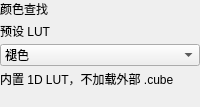
littletenyuan01/photoshopDemo, file psDemo/ui/adj/adjcolorlookup.ui: the form before one commit.
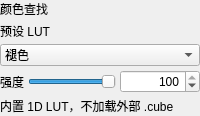
The form after the commit.

The edit to the form file:
```diff
--- a/psDemo/ui/adj/adjcolorlookup.ui
+++ b/psDemo/ui/adj/adjcolorlookup.ui
@@ -27,6 +27,13 @@
      <item><property name="text"><string>高对比</string></property></item>
     </widget>
    </item>
+   <item>
+    <layout class="QGridLayout" name="grid">
+     <item row="0" column="0"><widget class="QLabel" name="label_strength"><property name="text"><string>强度</string></property></widget></item>
+     <item row="0" column="1"><widget class="QSlider" name="slider_strength"><property name="sizePolicy"><sizepolicy hsizetype="Expanding" vsizetype="Fixed"><horstretch>1</horstretch><verstretch>0</verstretch></sizepolicy></property><property name="orientation"><enum>Qt::Orientation::Horizontal</enum></property><property name="minimum"><number>0</number></property><property name="maximum"><number>100</number></property><property name="value"><number>100</number></property></widget></item>
+     <item row="0" column="2"><widget class="QSpinBox" name="spin_strength"><property name="sizePolicy"><sizepolicy hsizetype="Fixed" vsizetype="Fixed"><horstretch>0</horstretch><verstretch>0</verstretch></sizepolicy></property><property name="minimumSize"><size><width>80</width><height>0</height></size></property><property name="maximumSize"><size><width>96</width><height>16777215</height></size></property><property name="alignment"><set>Qt::AlignmentFlag::AlignRight|Qt::AlignmentFlag::AlignVCenter</set></property><property name="minimum"><number>0</number></property><property name="maximum"><number>100</number></property><property name="value"><number>100</number></property></widget></item>
+    </layout>
+   </item>
    <item>
     <widget class="QLabel" name="labelHint">
      <property name="text"><string>内置 1D LUT，不加载外部 .cube</string></property>
```
